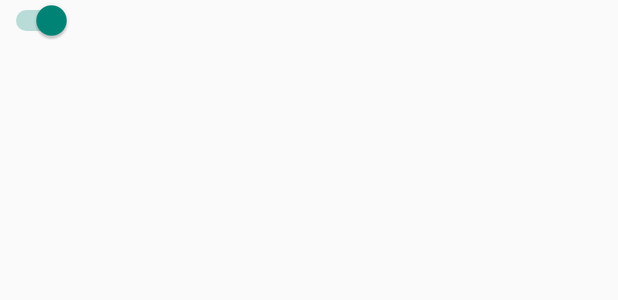
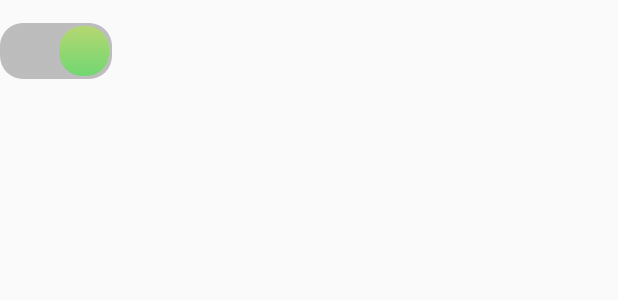
Before and after one commit to Raphael92/PhotolikeAndroid, an Android app: the layout switch_layout.xml on its own in the app's theme, with its tools: preview values and no code run, on a phone screen of 412 x 824 dp. Shown: the top 300 px of the screen. Run offline under Robolectric (Android 15) with nearby library versions, the phone set to English and light mode, and no system bars; network calls fail.

Commit message:
add custom switch

```diff
--- a/PhotoLike1/photoLike/src/main/java/kz/raphael/photolike/MainActivity.java
+++ b/PhotoLike1/photoLike/src/main/java/kz/raphael/photolike/MainActivity.java
@@ -200,6 +200,7 @@ public class MainActivity extends AppCompatActivity {
     			@Override
     			public void onPageSelected(int position) {
     				Log.i("TAG", "CARD " + position);
+                    adapter.setPosition(position);
     			}
 
     			// This method will be invoked when the current page is scrolled
@@ -288,9 +289,9 @@ public class MainActivity extends AppCompatActivity {
 			return SuperAwesomeCardFragment.newInstance(position);
 		}
 
-        public void getFriends(int position) {
+        public void setPosition(int position) {
             //Log.i("TAG", "CARD " + (position));
-
+            SuperAwesomeCardFragment.setPosition(position);
         }
 	}
 
--- /dev/null
+++ b/PhotoLike1/photoLike/src/main/res/drawable/custom_track.xml
@@ -0,0 +1,16 @@
+<?xml version="1.0" encoding="utf-8"?>
+<shape xmlns:android="http://schemas.android.com/apk/res/android"
+android:shape="rectangle"
+android:visible="true"
+android:dither="true"
+android:useLevel="false">
+<gradient
+android:startColor="#7a7a7a7a"
+    android:endColor="#7a7a7a7a"
+    android:angle="270"/>
+<corners
+android:radius="15dp"/>
+<size
+android:width="40dp"
+android:height="30dp" />
+    </shape>
--- /dev/null
+++ b/PhotoLike1/photoLike/src/main/res/drawable/customswitchselector.xml
@@ -0,0 +1,43 @@
+<?xml version="1.0" encoding="utf-8"?>
+<selector xmlns:android="http://schemas.android.com/apk/res/android" >
+     <item android:state_checked="true">
+           <shape
+                       android:shape="rectangle"
+                       android:visible="true"
+                       android:dither="true"
+                       android:useLevel="false">
+          <gradient
+                       android:startColor="#66AAFF00"
+    android:endColor="#6600FF00"
+    android:angle="270"/>
+<corners
+android:radius="15dp"/>
+<size
+android:width="37dp"
+android:height="37dp" />
+<stroke
+android:width="4dp"
+android:color="#0000ffff"/>
+    </shape>
+    </item>
+<item android:state_checked="false">
+<shape
+    android:shape="rectangle"
+    android:visible="true"
+    android:dither="true"
+    android:useLevel="false">
+    <gradient
+        android:startColor="#66AAFF00"
+        android:endColor="#6600FF00"
+        android:angle="270"/>
+    <corners
+        android:radius="15dp"/>
+    <size
+        android:width="37dp"
+        android:height="37dp" />
+    <stroke
+        android:width="4dp"
+        android:color="#0000ffff"/>
+</shape>
+</item>
+    </selector>
--- /dev/null
+++ b/PhotoLike1/photoLike/src/main/res/drawable/my_btn_toggle.xml
@@ -0,0 +1,4 @@
+<selector xmlns:android="http://schemas.android.com/apk/res/android">
+    <item android:state_checked="false" android:drawable="@color/red"  />
+    <item android:state_checked="true" android:drawable="@color/green"  />
+</selector>
--- a/PhotoLike1/photoLike/src/main/res/layout/switch_layout.xml
+++ b/PhotoLike1/photoLike/src/main/res/layout/switch_layout.xml
@@ -8,6 +8,11 @@
         android:id="@+id/switchForActionBar"
         android:layout_width="wrap_content"
         android:layout_height="wrap_content"
+        android:textOn="@string/woman"
+        android:textOff="@string/man"
+        android:layout_marginTop="15dp"
+        android:thumb="@drawable/customswitchselector"
+        android:track="@drawable/custom_track"
         android:checked="true" />
 
 </RelativeLayout>
--- /dev/null
+++ b/PhotoLike1/photoLike/src/main/res/values/colors.xml
@@ -0,0 +1,5 @@
+<?xml version="1.0" encoding="utf-8"?>
+<resources>
+    <color name="red">#ff0000</color>
+    <color name="green">#00ff00</color>
+</resources>
--- a/PhotoLike1/photoLike/src/main/res/values/strings.xml
+++ b/PhotoLike1/photoLike/src/main/res/values/strings.xml
@@ -5,5 +5,7 @@
     <string name="hello_world">Hello world!</string>
     <string name="action_settings">Settings</string>
     <integer name="com_vk_sdk_AppId">5304541</integer>
+    <string name="man">Муж.</string>
+    <string name="woman">Жен.</string>
 
 </resources>
--- a/PhotoLike1/photoLike/src/main/res/values/styles.xml
+++ b/PhotoLike1/photoLike/src/main/res/values/styles.xml
@@ -20,4 +20,15 @@
 
     </style>
 
+    <style name="MySwitch" parent="Theme.AppCompat.Light">
+        <!-- активное состояние (30% прозрачности для фона) -->
+        <item name="colorControlActivated">@android:color/holo_green_light</item>
+
+        <!-- неактивное состояние ползунка -->
+        <item name="colorSwitchThumbNormal">@android:color/holo_orange_dark</item>
+
+        <!-- цвет дорожки для неактивного состояния (30% прозрачности) -->
+        <item name="android:colorForeground">@android:color/darker_gray</item>
+    </style>
+
 </resources>
```
Also changed, not shown: PhotoLike1/photoLike/src/main/java/kz/raphael/photolike/SuperAwesomeCardFragment.java (+8 -2 lines).
